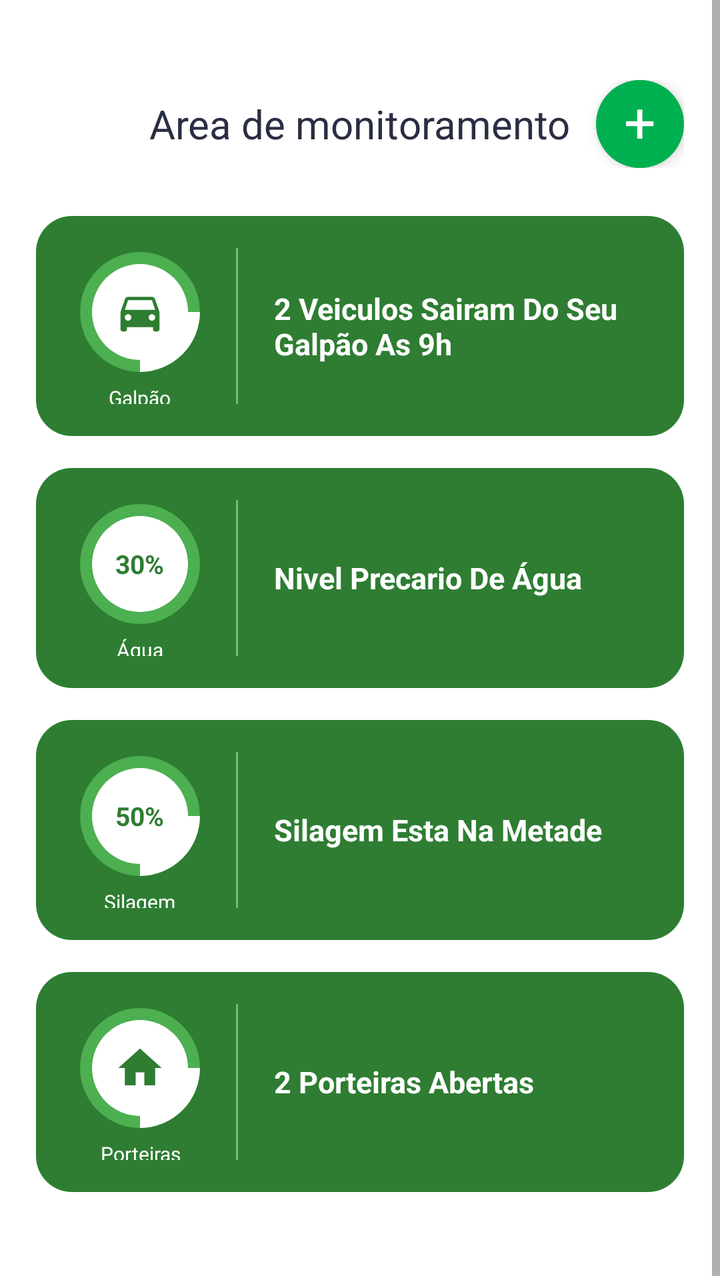
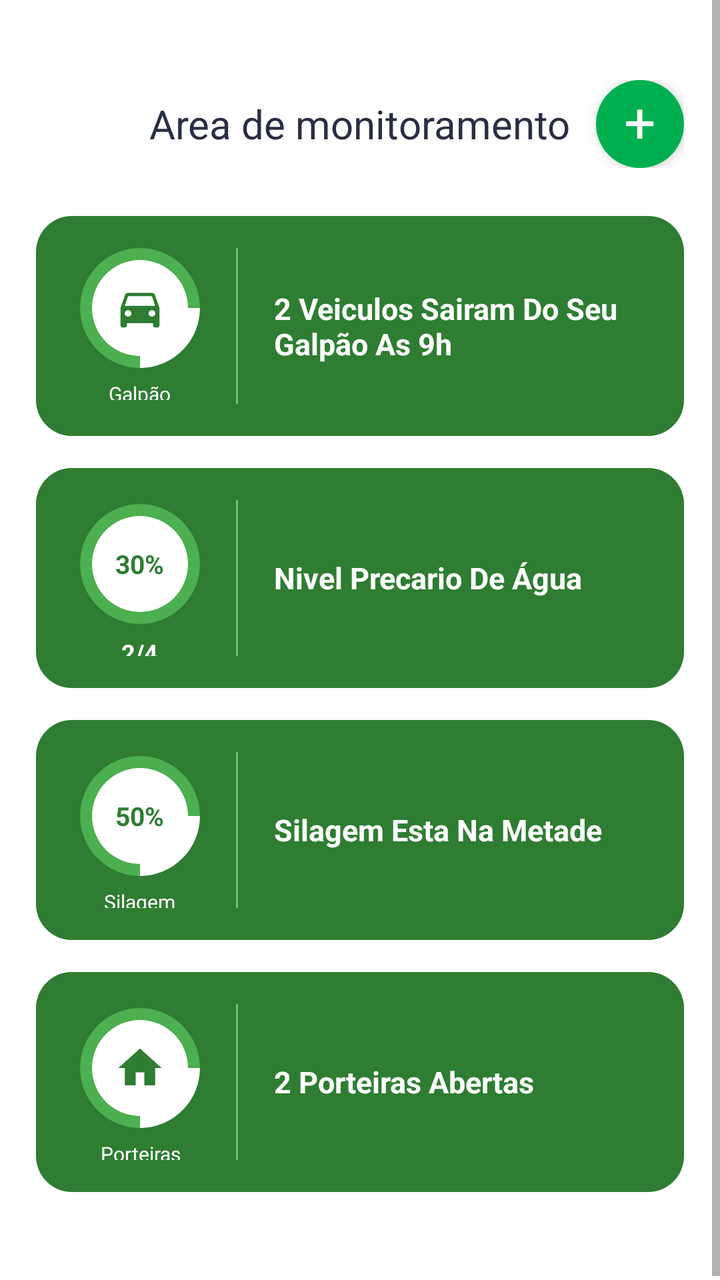

Screens rendered from an Android XML layout before and after an edit, with the pre-edit source and the edit as a unified diff.
<!-- AndroidManifest.xml: application theme android:Theme.Material.Light.NoActionBar -->
<!-- res/layout/fragment_geral.xml -->
<ScrollView android:layout_width="match_parent" android:layout_height="match_parent" android:background="#FFFFFF" android:fillViewport="true" xmlns:android="http://schemas.android.com/apk/res/android"><LinearLayout android:layout_width="match_parent" android:layout_height="wrap_content" android:orientation="vertical" android:paddingLeft="18dp" android:paddingRight="18dp" android:paddingTop="40dp" android:paddingBottom="30dp"><RelativeLayout android:layout_width="match_parent" android:layout_height="wrap_content" android:layout_marginBottom="24dp"><TextView android:layout_width="wrap_content" android:layout_height="wrap_content" android:layout_centerInParent="true" android:text="Area de monitoramento" android:textColor="#2A2E43" android:textSize="20sp" android:fontFamily="sans-serif" /><FrameLayout android:id="@+id/btnAddSensor" android:layout_width="44dp" android:layout_height="44dp" android:layout_alignParentRight="true" android:layout_centerVertical="true" android:background="@drawable/bg_btn_add_sensor" android:elevation="4dp" android:clickable="true" android:focusable="true"><TextView android:layout_width="wrap_content" android:layout_height="wrap_content" android:layout_gravity="center" android:text="+" android:textColor="#FFFFFF" android:textSize="28sp" android:includeFontPadding="false" /></FrameLayout></RelativeLayout><LinearLayout android:id="@+id/cardGalpao" android:layout_width="match_parent" android:layout_height="110dp" android:layout_marginBottom="16dp" android:background="@drawable/bg_card_green_rounded" android:orientation="horizontal" android:gravity="center_vertical" android:padding="16dp"><LinearLayout android:layout_width="72dp" android:layout_height="match_parent" android:orientation="vertical" android:gravity="center"><FrameLayout android:layout_width="64dp" android:layout_height="64dp"><ProgressBar android:id="@+id/progressGalpao" style="?android:attr/progressBarStyleHorizontal" android:layout_width="64dp" android:layout_height="64dp" android:progressDrawable="@drawable/bg_circular_progress_white" android:progress="50" android:rotation="-90" /><FrameLayout android:layout_width="48dp" android:layout_height="48dp" android:layout_gravity="center" android:background="@drawable/bg_circle_white_solid"><ImageView android:layout_width="26dp" android:layout_height="26dp" android:layout_gravity="center" android:src="@drawable/ic_car_green" /></FrameLayout></FrameLayout><TextView android:layout_width="wrap_content" android:layout_height="wrap_content" android:layout_marginTop="4dp" android:text="Galpão" android:textSize="10sp" android:textColor="#FFFFFF" android:gravity="center" /><TextView android:layout_width="wrap_content" android:layout_height="wrap_content" android:text="2/4" android:textSize="12sp" android:textStyle="bold" android:textColor="#FFFFFF" android:gravity="center" /></LinearLayout><View android:layout_width="1dp" android:layout_height="match_parent" android:background="#6DBF72" android:layout_marginLeft="12dp" android:layout_marginRight="18dp" /><TextView android:layout_width="0dp" android:layout_height="wrap_content" android:layout_weight="1" android:text="2 Veiculos Sairam Do Seu Galpão As 9h" android:textSize="15sp" android:textStyle="bold" android:textColor="#FFFFFF" /></LinearLayout><LinearLayout android:id="@+id/cardAgua" android:layout_width="match_parent" android:layout_height="110dp" android:layout_marginBottom="16dp" android:background="@drawable/bg_card_green_rounded" android:orientation="horizontal" android:gravity="center_vertical" android:padding="16dp"><LinearLayout android:layout_width="72dp" android:layout_height="match_parent" android:orientation="vertical" android:gravity="center"><FrameLayout android:layout_width="64dp" android:layout_height="64dp"><ProgressBar android:id="@+id/progressAgua" style="?android:attr/progressBarStyleHorizontal" android:layout_width="64dp" android:layout_height="64dp" android:progressDrawable="@drawable/bg_circular_progress_white" android:progress="30" android:rotation="-90" /><FrameLayout android:layout_width="48dp" android:layout_height="48dp" android:layout_gravity="center" android:background="@drawable/bg_circle_white_solid"><TextView android:layout_width="wrap_content" android:layout_height="wrap_content" android:layout_gravity="center" android:text="30%" android:textSize="13sp" android:textStyle="bold" android:textColor="#2E7D32" /></FrameLayout></FrameLayout><TextView android:layout_width="wrap_content" android:layout_height="wrap_content" android:layout_marginTop="4dp" android:text="Água" android:textSize="10sp" android:textColor="#FFFFFF" android:gravity="center" /></LinearLayout><View android:layout_width="1dp" android:layout_height="match_parent" android:background="#6DBF72" android:layout_marginLeft="12dp" android:layout_marginRight="18dp" /><TextView android:layout_width="0dp" android:layout_height="wrap_content" android:layout_weight="1" android:text="Nivel Precario De Água" android:textSize="15sp" android:textStyle="bold" android:textColor="#FFFFFF" /></LinearLayout><LinearLayout android:id="@+id/cardSilagem" android:layout_width="match_parent" android:layout_height="110dp" android:layout_marginBottom="16dp" android:background="@drawable/bg_card_green_rounded" android:orientation="horizontal" android:gravity="center_vertical" android:padding="16dp"><LinearLayout android:layout_width="72dp" android:layout_height="match_parent" android:orientation="vertical" android:gravity="center"><FrameLayout android:layout_width="64dp" android:layout_height="64dp"><ProgressBar android:id="@+id/progressSilagem" style="?android:attr/progressBarStyleHorizontal" android:layout_width="64dp" android:layout_height="64dp" android:progressDrawable="@drawable/bg_circular_progress_white" android:progress="50" android:rotation="-90" /><FrameLayout android:layout_width="48dp" android:layout_height="48dp" android:layout_gravity="center" android:background="@drawable/bg_circle_white_solid"><TextView android:layout_width="wrap_content" android:layout_height="wrap_content" android:layout_gravity="center" android:text="50%" android:textSize="13sp" android:textStyle="bold" android:textColor="#2E7D32" /></FrameLayout></FrameLayout><TextView android:layout_width="wrap_content" android:layout_height="wrap_content" android:layout_marginTop="4dp" android:text="Silagem" android:textSize="10sp" android:textColor="#FFFFFF" android:gravity="center" /></LinearLayout><View android:layout_width="1dp" android:layout_height="match_parent" android:background="#6DBF72" android:layout_marginLeft="12dp" android:layout_marginRight="18dp" /><TextView android:layout_width="0dp" android:layout_height="wrap_content" android:layout_weight="1" android:text="Silagem Esta Na Metade" android:textSize="15sp" android:textStyle="bold" android:textColor="#FFFFFF" /></LinearLayout><LinearLayout android:id="@+id/cardPorteiras" android:layout_width="match_parent" android:layout_height="110dp" android:layout_marginBottom="16dp" android:background="@drawable/bg_card_green_rounded" android:orientation="horizontal" android:gravity="center_vertical" android:padding="16dp"><LinearLayout android:layout_width="72dp" android:layout_height="match_parent" android:orientation="vertical" android:gravity="center"><FrameLayout android:layout_width="64dp" android:layout_height="64dp"><ProgressBar android:id="@+id/progressPorteiras" style="?android:attr/progressBarStyleHorizontal" android:layout_width="64dp" android:layout_height="64dp" android:progressDrawable="@drawable/bg_circular_progress_white" android:progress="50" android:rotation="-90" /><FrameLayout android:layout_width="48dp" android:layout_height="48dp" android:layout_gravity="center" android:background="@drawable/bg_circle_white_solid"><ImageView android:layout_width="26dp" android:layout_height="26dp" android:layout_gravity="center" android:src="@drawable/ic_gate_green" /></FrameLayout></FrameLayout><TextView android:layout_width="wrap_content" android:layout_height="wrap_content" android:layout_marginTop="4dp" android:text="Porteiras" android:textSize="10sp" android:textColor="#FFFFFF" android:gravity="center" /><TextView android:layout_width="wrap_content" android:layout_height="wrap_content" android:text="2/4" android:textSize="12sp" android:textStyle="bold" android:textColor="#FFFFFF" android:gravity="center" /></LinearLayout><View android:layout_width="1dp" android:layout_height="match_parent" android:background="#6DBF72" android:layout_marginLeft="12dp" android:layout_marginRight="18dp" /><TextView android:layout_width="0dp" android:layout_height="wrap_content" android:layout_weight="1" android:text="2 Porteiras Abertas" android:textSize="15sp" android:textStyle="bold" android:textColor="#FFFFFF" /></LinearLayout></LinearLayout></ScrollView>
<!-- resources referenced by this layout -->
<resources>
  <!-- drawable bg_btn_add_sensor (drawable) -->
  <shape android:shape="oval" xmlns:android="http://schemas.android.com/apk/res/android"><solid android:color="#00B050" /></shape>
  <!-- drawable bg_card_green_rounded (drawable) -->
  <shape android:shape="rectangle" xmlns:android="http://schemas.android.com/apk/res/android"><solid android:color="#2E7D32" /><corners android:radius="18dp" /></shape>
  <!-- drawable bg_circle_white_solid (drawable) -->
  <shape android:shape="oval" xmlns:android="http://schemas.android.com/apk/res/android"><solid android:color="#FFFFFF" /></shape>
  <!-- drawable bg_circular_progress_white (drawable) -->
  <layer-list xmlns:android="http://schemas.android.com/apk/res/android"><item android:id="@android:id/background"><shape android:shape="ring" android:innerRadiusRatio="2.8" android:thicknessRatio="9" android:useLevel="false"><solid android:color="#4CAF50" /></shape></item><item android:id="@android:id/progress"><clip><shape android:shape="ring" android:innerRadiusRatio="2.8" android:thicknessRatio="9" android:useLevel="true"><solid android:color="#FFFFFF" /></shape></clip></item></layer-list>
  <!-- drawable ic_car_green (drawable) -->
  <vector android:width="26dp" android:height="26dp" android:viewportWidth="24" android:viewportHeight="24" xmlns:android="http://schemas.android.com/apk/res/android"><path android:fillColor="#2E7D32" android:pathData="M18.92,6.01C18.72,5.42 18.16,5 17.5,5h-11C5.84,5 5.28,5.42 5.08,6.01L3,12v8c0,0.55 0.45,1 1,1h1c0.55,0 1,-0.45 1,-1v-1h12v1c0,0.55 0.45,1 1,1h1c0.55,0 1,-0.45 1,-1v-8l-2.08,-5.99zM6.5,16C5.67,16 5,15.33 5,14.5S5.67,13 6.5,13 8,13.67 8,14.5 7.33,16 6.5,16zM17.5,16C16.67,16 16,15.33 16,14.5S16.67,13 17.5,13 19,13.67 19,14.5 18.33,16 17.5,16zM5,11l1.5,-4.5h11L19,11H5z" /></vector>
  <!-- drawable ic_gate_green (drawable) -->
  <vector android:width="26dp" android:height="26dp" android:viewportWidth="24" android:viewportHeight="24" xmlns:android="http://schemas.android.com/apk/res/android"><path android:fillColor="#2E7D32" android:pathData="M10,20v-6h4v6h5v-8h3L12,3 2,12h3v8z" /><path android:fillColor="#2E7D32" android:pathData="M12,8.5c-0.83,0 -1.5,0.67 -1.5,1.5s0.67,1.5 1.5,1.5 1.5,-0.67 1.5,-1.5S12.83,8.5 12,8.5z" /></vector>
</resources>

<!-- the commit's change to res/layout/fragment_geral.xml (unified diff, before → after) -->
@@ -1 +1 @@
-<ScrollView android:layout_width="match_parent" android:layout_height="match_parent" android:background="#FFFFFF" android:fillViewport="true" xmlns:android="http://schemas.android.com/apk/res/android"><LinearLayout android:layout_width="match_parent" android:layout_height="wrap_content" android:orientation="vertical" android:paddingLeft="18dp" android:paddingRight="18dp" android:paddingTop="40dp" android:paddingBottom="30dp"><RelativeLayout android:layout_width="match_parent" android:layout_height="wrap_content" android:layout_marginBottom="24dp"><TextView android:layout_width="wrap_content" android:layout_height="wrap_content" android:layout_centerInParent="true" android:text="Area de monitoramento" android:textColor="#2A2E43" android:textSize="20sp" android:fontFamily="sans-serif" /><FrameLayout android:id="@+id/btnAddSensor" android:layout_width="44dp" android:layout_height="44dp" android:layout_alignParentRight="true" android:layout_centerVertical="true" android:background="@drawable/bg_btn_add_sensor" android:elevation="4dp" android:clickable="true" android:focusable="true"><TextView android:layout_width="wrap_content" android:layout_height="wrap_content" android:layout_gravity="center" android:text="+" android:textColor="#FFFFFF" android:textSize="28sp" android:includeFontPadding="false" /></FrameLayout></RelativeLayout><LinearLayout android:id="@+id/cardGalpao" android:layout_width="match_parent" android:layout_height="110dp" android:layout_marginBottom="16dp" android:background="@drawable/bg_card_green_rounded" android:orientation="horizontal" android:gravity="center_vertical" android:padding="16dp"><LinearLayout android:layout_width="72dp" android:layout_height="match_parent" android:orientation="vertical" android:gravity="center"><FrameLayout android:layout_width="64dp" android:layout_height="64dp"><ProgressBar android:id="@+id/progressGalpao" style="?android:attr/progressBarStyleHorizontal" android:layout_width="64dp" android:layout_height="64dp" android:progressDrawable="@drawable/bg_circular_progress_white" android:progress="50" android:rotation="-90" /><FrameLayout android:layout_width="48dp" android:layout_height="48dp" android:layout_gravity="center" android:background="@drawable/bg_circle_white_solid"><ImageView android:layout_width="26dp" android:layout_height="26dp" android:layout_gravity="center" android:src="@drawable/ic_car_green" /></FrameLayout></FrameLayout><TextView android:layout_width="wrap_content" android:layout_height="wrap_content" android:layout_marginTop="4dp" android:text="Galpão" android:textSize="10sp" android:textColor="#FFFFFF" android:gravity="center" /><TextView android:layout_width="wrap_content" android:layout_height="wrap_content" android:text="2/4" android:textSize="12sp" android:textStyle="bold" android:textColor="#FFFFFF" android:gravity="center" /></LinearLayout><View android:layout_width="1dp" android:layout_height="match_parent" android:background="#6DBF72" android:layout_marginLeft="12dp" android:layout_marginRight="18dp" /><TextView android:layout_width="0dp" android:layout_height="wrap_content" android:layout_weight="1" android:text="2 Veiculos Sairam Do Seu Galpão As 9h" android:textSize="15sp" android:textStyle="bold" android:textColor="#FFFFFF" /></LinearLayout><LinearLayout android:id="@+id/cardAgua" android:layout_width="match_parent" android:layout_height="110dp" android:layout_marginBottom="16dp" android:background="@drawable/bg_card_green_rounded" android:orientation="horizontal" android:gravity="center_vertical" android:padding="16dp"><LinearLayout android:layout_width="72dp" android:layout_height="match_parent" android:orientation="vertical" android:gravity="center"><FrameLayout android:layout_width="64dp" android:layout_height="64dp"><ProgressBar android:id="@+id/progressAgua" style="?android:attr/progressBarStyleHorizontal" android:layout_width="64dp" android:layout_height="64dp" android:progressDrawable="@drawable/bg_circular_progress_white" android:progress="30" android:rotation="-90" /><FrameLayout android:layout_width="48dp" android:layout_height="48dp" android:layout_gravity="center" android:background="@drawable/bg_circle_white_solid"><TextView android:layout_width="wrap_content" android:layout_height="wrap_content" android:layout_gravity="center" android:text="30%" android:textSize="13sp" android:textStyle="bold" android:textColor="#2E7D32" /></FrameLayout></FrameLayout><TextView android:layout_width="wrap_content" android:layout_height="wrap_content" android:layout_marginTop="4dp" android:text="Água" android:textSize="10sp" android:textColor="#FFFFFF" android:gravity="center" /></LinearLayout><View android:layout_width="1dp" android:layout_height="match_parent" android:background="#6DBF72" android:layout_marginLeft="12dp" android:layout_marginRight="18dp" /><TextView android:layout_width="0dp" android:layout_height="wrap_content" android:layout_weight="1" android:text="Nivel Precario De Água" android:textSize="15sp" android:textStyle="bold" android:textColor="#FFFFFF" /></LinearLayout><LinearLayout android:id="@+id/cardSilagem" android:layout_width="match_parent" android:layout_height="110dp" android:layout_marginBottom="16dp" android:background="@drawable/bg_card_green_rounded" android:orientation="horizontal" android:gravity="center_vertical" android:padding="16dp"><LinearLayout android:layout_width="72dp" android:layout_height="match_parent" android:orientation="vertical" android:gravity="center"><FrameLayout android:layout_width="64dp" android:layout_height="64dp"><ProgressBar android:id="@+id/progressSilagem" style="?android:attr/progressBarStyleHorizontal" android:layout_width="64dp" android:layout_height="64dp" android:progressDrawable="@drawable/bg_circular_progress_white" android:progress="50" android:rotation="-90" /><FrameLayout android:layout_width="48dp" android:layout_height="48dp" android:layout_gravity="center" android:background="@drawable/bg_circle_white_solid"><TextView android:layout_width="wrap_content" android:layout_height="wrap_content" android:layout_gravity="center" android:text="50%" android:textSize="13sp" android:textStyle="bold" android:textColor="#2E7D32" /></FrameLayout></FrameLayout><TextView android:layout_width="wrap_content" android:layout_height="wrap_content" android:layout_marginTop="4dp" android:text="Silagem" android:textSize="10sp" android:textColor="#FFFFFF" android:gravity="center" /></LinearLayout><View android:layout_width="1dp" android:layout_height="match_parent" android:background="#6DBF72" android:layout_marginLeft="12dp" android:layout_marginRight="18dp" /><TextView android:layout_width="0dp" android:layout_height="wrap_content" android:layout_weight="1" android:text="Silagem Esta Na Metade" android:textSize="15sp" android:textStyle="bold" android:textColor="#FFFFFF" /></LinearLayout><LinearLayout android:id="@+id/cardPorteiras" android:layout_width="match_parent" android:layout_height="110dp" android:layout_marginBottom="16dp" android:background="@drawable/bg_card_green_rounded" android:orientation="horizontal" android:gravity="center_vertical" android:padding="16dp"><LinearLayout android:layout_width="72dp" android:layout_height="match_parent" android:orientation="vertical" android:gravity="center"><FrameLayout android:layout_width="64dp" android:layout_height="64dp"><ProgressBar android:id="@+id/progressPorteiras" style="?android:attr/progressBarStyleHorizontal" android:layout_width="64dp" android:layout_height="64dp" android:progressDrawable="@drawable/bg_circular_progress_white" android:progress="50" android:rotation="-90" /><FrameLayout android:layout_width="48dp" android:layout_height="48dp" android:layout_gravity="center" android:background="@drawable/bg_circle_white_solid"><ImageView android:layout_width="26dp" android:layout_height="26dp" android:layout_gravity="center" android:src="@drawable/ic_gate_green" /></FrameLayout></FrameLayout><TextView android:layout_width="wrap_content" android:layout_height="wrap_content" android:layout_marginTop="4dp" android:text="Porteiras" android:textSize="10sp" android:textColor="#FFFFFF" android:gravity="center" /><TextView android:layout_width="wrap_content" android:layout_height="wrap_content" android:text="2/4" android:textSize="12sp" android:textStyle="bold" android:textColor="#FFFFFF" android:gravity="center" /></LinearLayout><View android:layout_width="1dp" android:layout_height="match_parent" android:background="#6DBF72" android:layout_marginLeft="12dp" android:layout_marginRight="18dp" /><TextView android:layout_width="0dp" android:layout_height="wrap_content" android:layout_weight="1" android:text="2 Porteiras Abertas" android:textSize="15sp" android:textStyle="bold" android:textColor="#FFFFFF" /></LinearLayout></LinearLayout></ScrollView>
+<ScrollView android:layout_width="match_parent" android:layout_height="match_parent" android:background="#FFFFFF" android:fillViewport="true" xmlns:android="http://schemas.android.com/apk/res/android"><LinearLayout android:layout_width="match_parent" android:layout_height="wrap_content" android:orientation="vertical" android:paddingLeft="18dp" android:paddingRight="18dp" android:paddingTop="40dp" android:paddingBottom="30dp"><RelativeLayout android:layout_width="match_parent" android:layout_height="wrap_content" android:layout_marginBottom="24dp"><TextView android:layout_width="wrap_content" android:layout_height="wrap_content" android:layout_centerInParent="true" android:text="Area de monitoramento" android:textColor="#2A2E43" android:textSize="20sp" android:fontFamily="sans-serif" /><FrameLayout android:id="@+id/btnAddSensor" android:layout_width="44dp" android:layout_height="44dp" android:layout_alignParentRight="true" android:layout_centerVertical="true" android:background="@drawable/bg_btn_add_sensor" android:elevation="4dp" android:clickable="true" android:focusable="true"><TextView android:layout_width="wrap_content" android:layout_height="wrap_content" android:layout_gravity="center" android:text="+" android:textColor="#FFFFFF" android:textSize="28sp" android:includeFontPadding="false" /></FrameLayout></RelativeLayout><LinearLayout android:id="@+id/cardGalpao" android:layout_width="match_parent" android:layout_height="110dp" android:layout_marginBottom="16dp" android:background="@drawable/bg_card_green_rounded" android:orientation="horizontal" android:gravity="center_vertical" android:padding="16dp"><LinearLayout android:layout_width="72dp" android:layout_height="match_parent" android:orientation="vertical" android:gravity="center"><FrameLayout android:layout_width="64dp" android:layout_height="64dp"><ProgressBar android:id="@+id/progressGalpao" style="?android:attr/progressBarStyleHorizontal" android:layout_width="64dp" android:layout_height="64dp" android:progressDrawable="@drawable/bg_circular_progress_white" android:progress="50" android:rotation="-90" /><FrameLayout android:layout_width="48dp" android:layout_height="48dp" android:layout_gravity="center" android:background="@drawable/bg_circle_white_solid"><ImageView android:layout_width="26dp" android:layout_height="26dp" android:layout_gravity="center" android:src="@drawable/ic_car_green" /></FrameLayout></FrameLayout><TextView android:layout_width="wrap_content" android:layout_height="wrap_content" android:layout_marginTop="4dp" android:text="Galpão" android:textSize="10sp" android:textColor="#FFFFFF" android:gravity="center" /><TextView android:id="@+id/txtCounterGalpao" android:layout_width="wrap_content" android:layout_height="wrap_content" android:layout_marginTop="4dp" android:text="2/4" android:textSize="12sp" android:textStyle="bold" android:textColor="#FFFFFF" android:gravity="center" /></LinearLayout><View android:layout_width="1dp" android:layout_height="match_parent" android:background="#6DBF72" android:layout_marginLeft="12dp" android:layout_marginRight="18dp" /><TextView android:layout_width="0dp" android:layout_height="wrap_content" android:layout_weight="1" android:text="2 Veiculos Sairam Do Seu Galpão As 9h" android:textSize="15sp" android:textStyle="bold" android:textColor="#FFFFFF" /></LinearLayout><LinearLayout android:id="@+id/cardAgua" android:layout_width="match_parent" android:layout_height="110dp" android:layout_marginBottom="16dp" android:background="@drawable/bg_card_green_rounded" android:orientation="horizontal" android:gravity="center_vertical" android:padding="16dp"><LinearLayout android:layout_width="72dp" android:layout_height="match_parent" android:orientation="vertical" android:gravity="center"><FrameLayout android:layout_width="64dp" android:layout_height="64dp"><ProgressBar android:id="@+id/progressAgua" style="?android:attr/progressBarStyleHorizontal" android:layout_width="64dp" android:layout_height="64dp" android:progressDrawable="@drawable/bg_circular_progress_white" android:progress="30" android:rotation="-90" /><FrameLayout android:layout_width="48dp" android:layout_height="48dp" android:layout_gravity="center" android:background="@drawable/bg_circle_white_solid"><TextView android:id="@+id/txtCounterAgua" android:layout_width="wrap_content" android:layout_height="wrap_content" android:layout_gravity="center" android:text="30%" android:textSize="13sp" android:textStyle="bold" android:textColor="#2E7D32" /></FrameLayout></FrameLayout><TextView android:id="@+id/txtCounterGalpao" android:layout_width="wrap_content" android:layout_height="wrap_content" android:layout_marginTop="4dp" android:text="2/4" android:textSize="12sp" android:textStyle="bold" android:textColor="#FFFFFF" android:gravity="center" /></LinearLayout><View android:layout_width="1dp" android:layout_height="match_parent" android:background="#6DBF72" android:layout_marginLeft="12dp" android:layout_marginRight="18dp" /><TextView android:layout_width="0dp" android:layout_height="wrap_content" android:layout_weight="1" android:text="Nivel Precario De Água" android:textSize="15sp" android:textStyle="bold" android:textColor="#FFFFFF" /></LinearLayout><LinearLayout android:id="@+id/cardSilagem" android:layout_width="match_parent" android:layout_height="110dp" android:layout_marginBottom="16dp" android:background="@drawable/bg_card_green_rounded" android:orientation="horizontal" android:gravity="center_vertical" android:padding="16dp"><LinearLayout android:layout_width="72dp" android:layout_height="match_parent" android:orientation="vertical" android:gravity="center"><FrameLayout android:layout_width="64dp" android:layout_height="64dp"><ProgressBar android:id="@+id/progressSilagem" style="?android:attr/progressBarStyleHorizontal" android:layout_width="64dp" android:layout_height="64dp" android:progressDrawable="@drawable/bg_circular_progress_white" android:progress="50" android:rotation="-90" /><FrameLayout android:layout_width="48dp" android:layout_height="48dp" android:layout_gravity="center" android:background="@drawable/bg_circle_white_solid"><TextView android:id="@+id/txtCounterSilagem" android:layout_width="wrap_content" android:layout_height="wrap_content" android:layout_gravity="center" android:text="50%" android:textSize="13sp" android:textStyle="bold" android:textColor="#2E7D32" /></FrameLayout></FrameLayout><TextView android:layout_width="wrap_content" android:layout_height="wrap_content" android:layout_marginTop="4dp" android:text="Silagem" android:textSize="10sp" android:textColor="#FFFFFF" android:gravity="center" /></LinearLayout><View android:layout_width="1dp" android:layout_height="match_parent" android:background="#6DBF72" android:layout_marginLeft="12dp" android:layout_marginRight="18dp" /><TextView android:layout_width="0dp" android:layout_height="wrap_content" android:layout_weight="1" android:text="Silagem Esta Na Metade" android:textSize="15sp" android:textStyle="bold" android:textColor="#FFFFFF" /></LinearLayout><LinearLayout android:id="@+id/cardPorteiras" android:layout_width="match_parent" android:layout_height="110dp" android:layout_marginBottom="16dp" android:background="@drawable/bg_card_green_rounded" android:orientation="horizontal" android:gravity="center_vertical" android:padding="16dp"><LinearLayout android:layout_width="72dp" android:layout_height="match_parent" android:orientation="vertical" android:gravity="center"><FrameLayout android:layout_width="64dp" android:layout_height="64dp"><ProgressBar android:id="@+id/progressPorteiras" style="?android:attr/progressBarStyleHorizontal" android:layout_width="64dp" android:layout_height="64dp" android:progressDrawable="@drawable/bg_circular_progress_white" android:progress="50" android:rotation="-90" /><FrameLayout android:layout_width="48dp" android:layout_height="48dp" android:layout_gravity="center" android:background="@drawable/bg_circle_white_solid"><ImageView android:layout_width="26dp" android:layout_height="26dp" android:layout_gravity="center" android:src="@drawable/ic_gate_green" /></FrameLayout></FrameLayout><TextView android:layout_width="wrap_content" android:layout_height="wrap_content" android:layout_marginTop="4dp" android:text="Porteiras" android:textSize="10sp" android:textColor="#FFFFFF" android:gravity="center" /><TextView android:layout_width="wrap_content" android:layout_height="wrap_content" android:text="2/4" android:textSize="12sp" android:textStyle="bold" android:textColor="#FFFFFF" android:gravity="center" /></LinearLayout><View android:layout_width="1dp" android:layout_height="match_parent" android:background="#6DBF72" android:layout_marginLeft="12dp" android:layout_marginRight="18dp" /><TextView android:id="@+id/txtCounterPorteiras" android:layout_width="0dp" android:layout_height="wrap_content" android:layout_weight="1" android:text="2 Porteiras Abertas" android:textSize="15sp" android:textStyle="bold" android:textColor="#FFFFFF" /></LinearLayout></LinearLayout></ScrollView>
